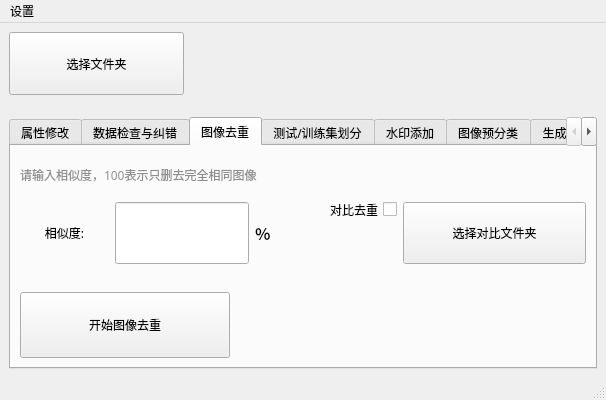
VerySeriousMan/data_processing, file ui/data_processing.ui: the form before one commit.
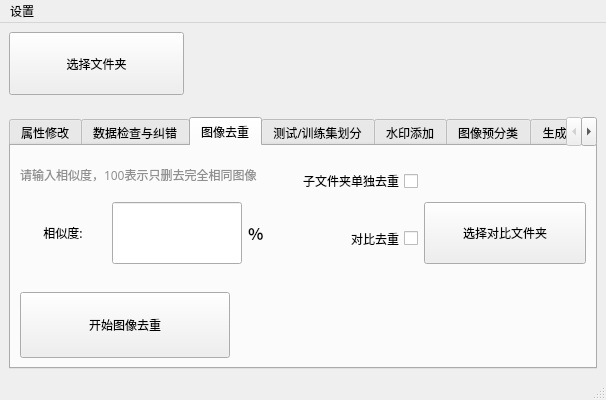
The form after the commit. The open tabs and pages were chosen to show the change.

The edit to the form file:
```diff
--- a/ui/data_processing.ui
+++ b/ui/data_processing.ui
@@ -442,9 +442,9 @@
        <attribute name="title">
         <string>图像去重</string>
        </attribute>
-       <layout class="QVBoxLayout" name="verticalLayout_4" stretch="5,1,3">
+       <layout class="QVBoxLayout" name="verticalLayout_11" stretch="5,1,3">
         <item>
-         <layout class="QHBoxLayout" name="horizontalLayout_6" stretch="1,1">
+         <layout class="QHBoxLayout" name="horizontalLayout_4" stretch="5,2,3">
           <item>
            <layout class="QVBoxLayout" name="verticalLayout_3" stretch="2,3">
             <item>
@@ -511,7 +511,23 @@
            </layout>
           </item>
           <item>
-           <layout class="QHBoxLayout" name="horizontalLayout_4" stretch="1,2">
+           <layout class="QVBoxLayout" name="verticalLayout_4" stretch="1,1">
+            <item>
+             <widget class="QCheckBox" name="every_folder_checkBox">
+              <property name="sizePolicy">
+               <sizepolicy hsizetype="Expanding" vsizetype="Expanding">
+                <horstretch>0</horstretch>
+                <verstretch>0</verstretch>
+               </sizepolicy>
+              </property>
+              <property name="layoutDirection">
+               <enum>Qt::RightToLeft</enum>
+              </property>
+              <property name="text">
+               <string>子文件夹单独去重</string>
+              </property>
+             </widget>
+            </item>
             <item>
              <widget class="QCheckBox" name="compare_checkBox">
               <property name="sizePolicy">
@@ -537,6 +553,8 @@
               </property>
              </widget>
             </item>
+           </layout>
+          </item>
             <item>
              <layout class="QVBoxLayout" name="verticalLayout_2" stretch="2,3">
               <item>
@@ -563,8 +581,6 @@
             </item>
            </layout>
           </item>
-         </layout>
-        </item>
         <item>
          <spacer name="verticalSpacer_4">
           <property name="orientation">
```
Left out of the diff: 15 changed lines with no effect on the pictures. Lines whose indentation alone changed are shown as unchanged.
